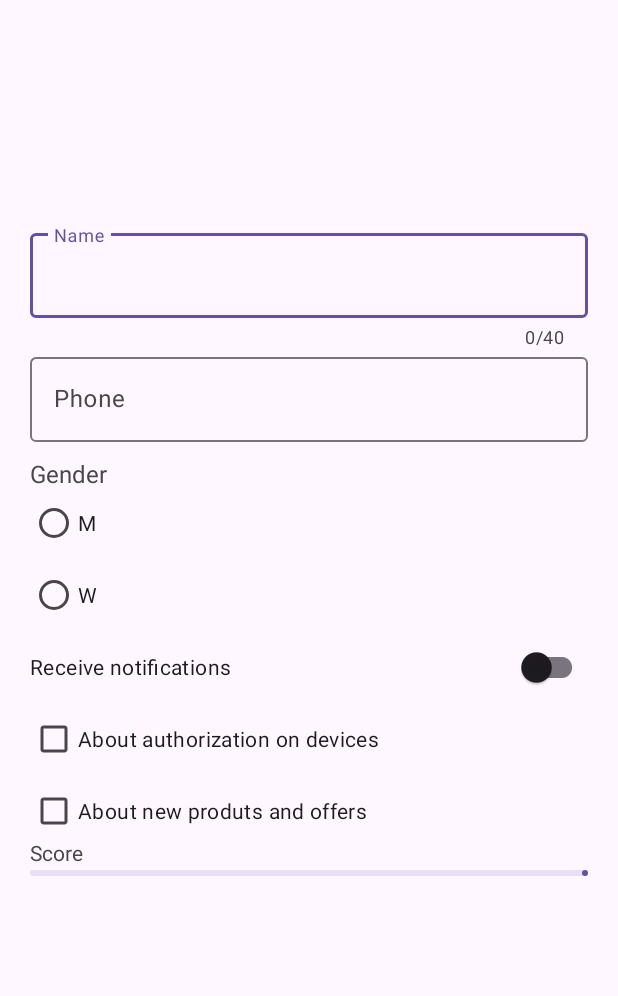
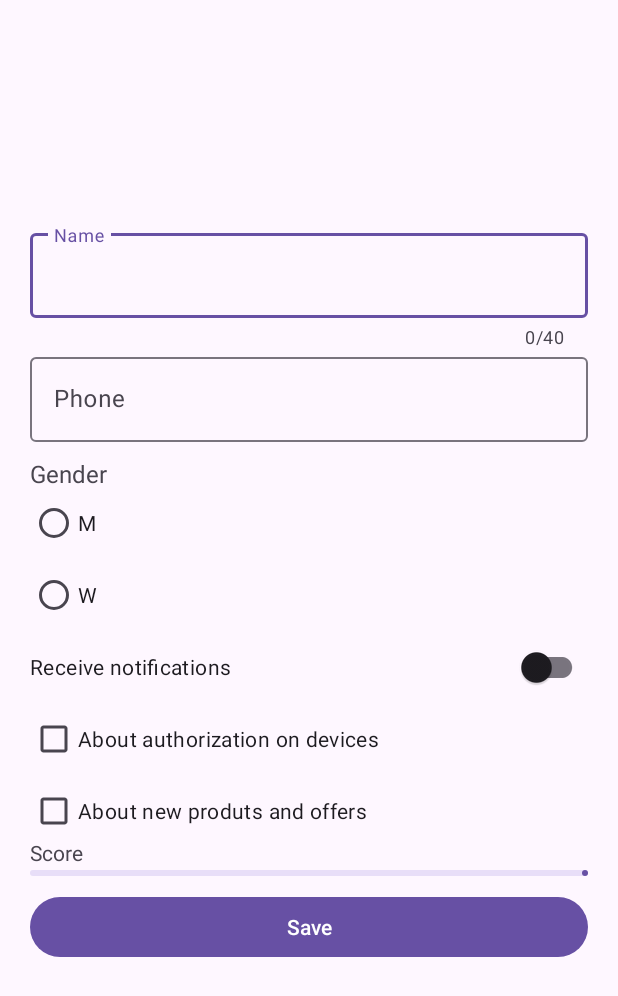
Before and after one commit to blbulyandavbulyan/UserProfileApp, an Android app: the screen it shows after launch (MainActivity), on a phone screen of 412 x 824 dp. Shown: the top 996 px of the screen. Run offline under Robolectric (Android 15) with nearby library versions, the phone set to English and light mode, and no system bars.

Commit message:
added save button to activity_main.xml

```diff
--- a/app/src/main/res/layout/activity_main.xml
+++ b/app/src/main/res/layout/activity_main.xml
@@ -149,4 +149,16 @@
         app:layout_constraintRight_toRightOf="parent"
         app:layout_constraintTop_toBottomOf="@id/newProductsAndOffersNotifications"
         tools:progress="10" />
+
+    <com.google.android.material.button.MaterialButton
+        android:id="@+id/saveButton"
+        android:text="Save"
+        android:layout_width="match_parent"
+        android:layout_height="wrap_content"
+        android:layout_marginTop="10dp"
+        android:layout_marginLeft="20dp"
+        android:layout_marginRight="20dp"
+        app:layout_constraintLeft_toLeftOf="parent"
+        app:layout_constraintRight_toRightOf="parent"
+        app:layout_constraintTop_toBottomOf="@id/scoreIndicator" />
 </androidx.constraintlayout.widget.ConstraintLayout>
```
